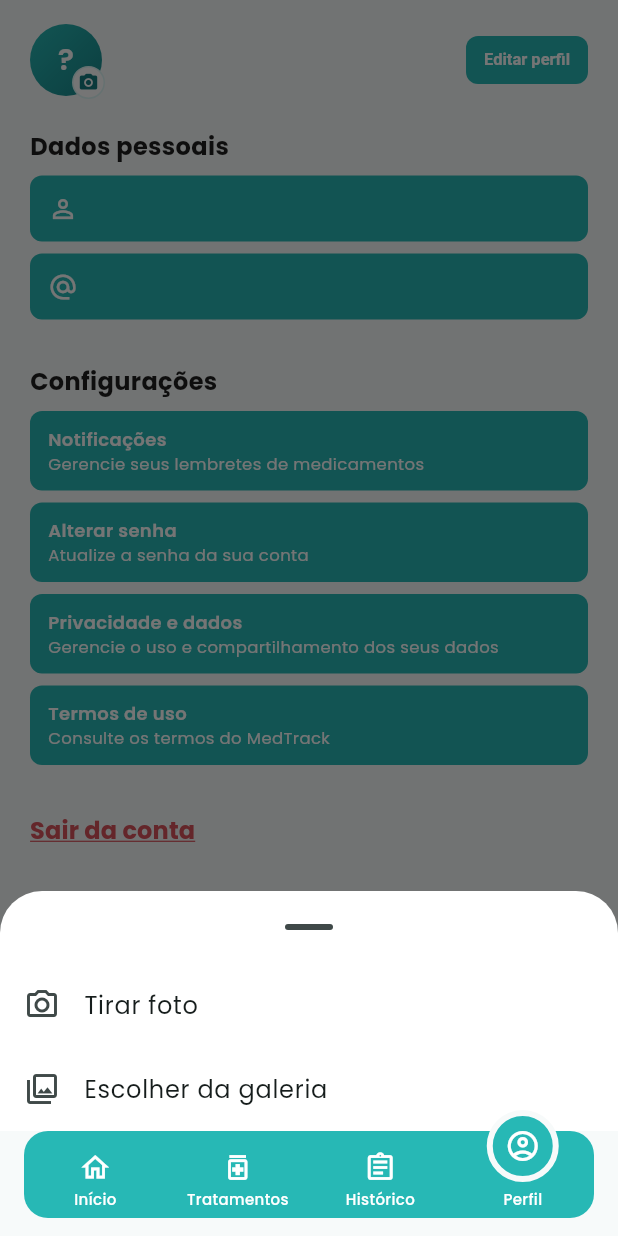
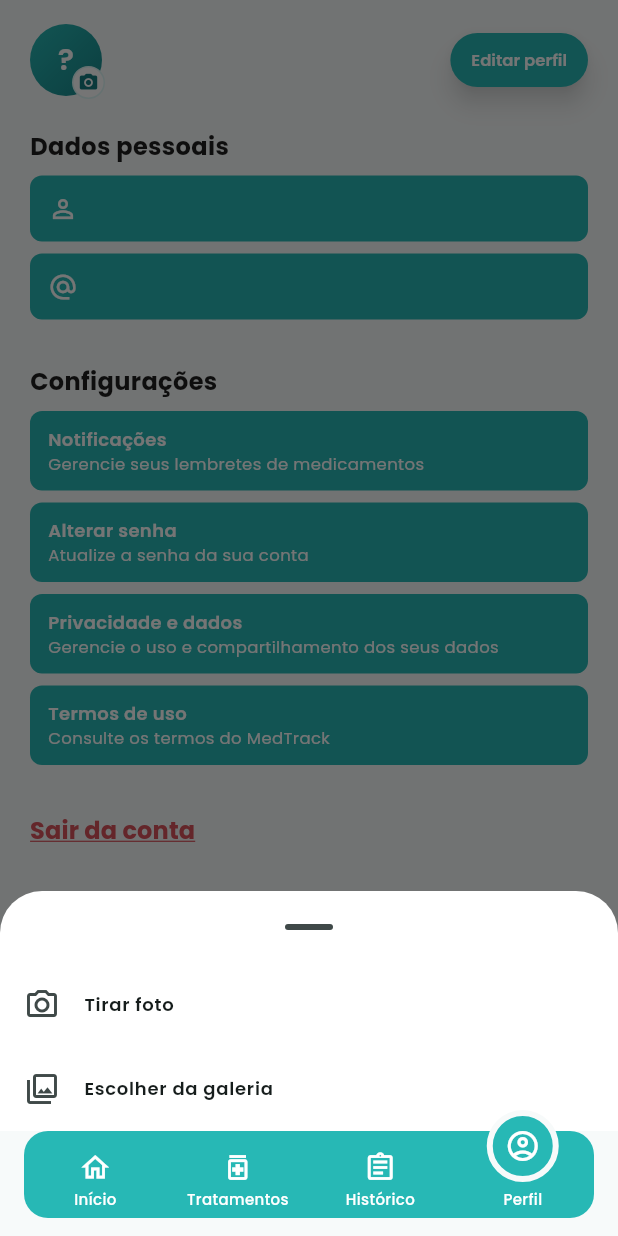
Before and after one commit to dzblivion/MedTrack, a Flutter app: the PerfilScreen screen opened by its route, after a tap on an icon or button, on a phone screen of 412 x 824 dp. Run offline on Flutter 3.47's test engine with Material 3 defaults, Android fonts, the phone set to English and light mode, and no system bars; our stand-ins replace camera, file_picker, flutter_secure_storage, go_router, image_picker; accounts and stored records are empty.

Commit message:
fix: estilizaçao e icone app

```diff
--- a/frontend/lib/features/perfil/perfil_screen.dart
+++ b/frontend/lib/features/perfil/perfil_screen.dart
@@ -35,20 +35,20 @@ class PerfilScreen extends StatelessWidget {
           children: [
             ListTile(
               leading: const Icon(Icons.photo_camera_outlined),
-              title: const Text('Tirar foto'),
+              title: Text('Tirar foto', style: TextStyle(fontFamily: 'Poppins', fontWeight: FontWeight.w600, fontSize: 12)),
               onTap: () => Navigator.of(contexto).pop(_OpcaoFoto.camera),
             ),
             ListTile(
               leading: const Icon(Icons.photo_library_outlined),
-              title: const Text('Escolher da galeria'),
+              title: Text('Escolher da galeria', style: TextStyle(fontFamily: 'Poppins', fontWeight: FontWeight.w600, fontSize: 12)),
               onTap: () => Navigator.of(contexto).pop(_OpcaoFoto.galeria),
             ),
             if (fotos.temFoto)
               ListTile(
                 leading: const Icon(Icons.delete_outline, color: AppColors.error),
-                title: const Text(
+                title: Text(
                   'Remover foto',
-                  style: TextStyle(color: AppColors.error),
+                  style: TextStyle(color: AppColors.error, fontFamily: 'Poppins', fontWeight: FontWeight.w600, fontSize: 12),
                 ),
                 onTap: () => Navigator.of(contexto).pop(_OpcaoFoto.remover),
               ),
@@ -104,17 +104,17 @@ class PerfilScreen extends StatelessWidget {
                 onPressed: () => _emBreve(context),
                 style: FilledButton.styleFrom(
                   backgroundColor: AppColors.ciano,
+                  elevation: 6,
+                  shadowColor: Colors.black.withValues(alpha: 0.6),
                   textStyle: const TextStyle(
                     fontSize: 11,
                     fontWeight: FontWeight.w600,
                   ),
-                  minimumSize: const Size(0, 32),
-                  padding: const EdgeInsets.symmetric(horizontal: 12),
-                  shape: RoundedRectangleBorder(
-                    borderRadius: BorderRadius.circular(8),
-                  ),
+                  minimumSize: const Size(0, 36),
+                  padding: const EdgeInsets.symmetric(horizontal: 14),
+                  shape: const StadiumBorder(),
                 ),
-                child: const Text('Editar perfil'),
+                child: const Text('Editar perfil', style: TextStyle(fontFamily: 'Poppins', fontWeight: FontWeight.w600)),
               ),
             ),
             const _Titulo('Dados pessoais'),
--- a/frontend/lib/widgets/botao_cabecalho.dart
+++ b/frontend/lib/widgets/botao_cabecalho.dart
@@ -31,7 +31,7 @@ class BotaoCabecalho extends StatelessWidget {
           fontWeight: FontWeight.w600,
         ),
         // Em formato de pílula, na proporção do avatar (48) ao lado.
-        padding: const EdgeInsets.symmetric(horizontal: 16),
+        padding: const EdgeInsets.symmetric(horizontal: 14),
         minimumSize: const Size(0, 36),
         shape: const StadiumBorder(),
       ),
```
Also changed, not shown: frontend/lib/features/mia/resultado_mia_screen.dart (+18 -5 lines), frontend/pubspec.yaml (+11 -0 lines), frontend/assets/icon/medtrack.png (added), frontend/pubspec.lock, 13 other files.
